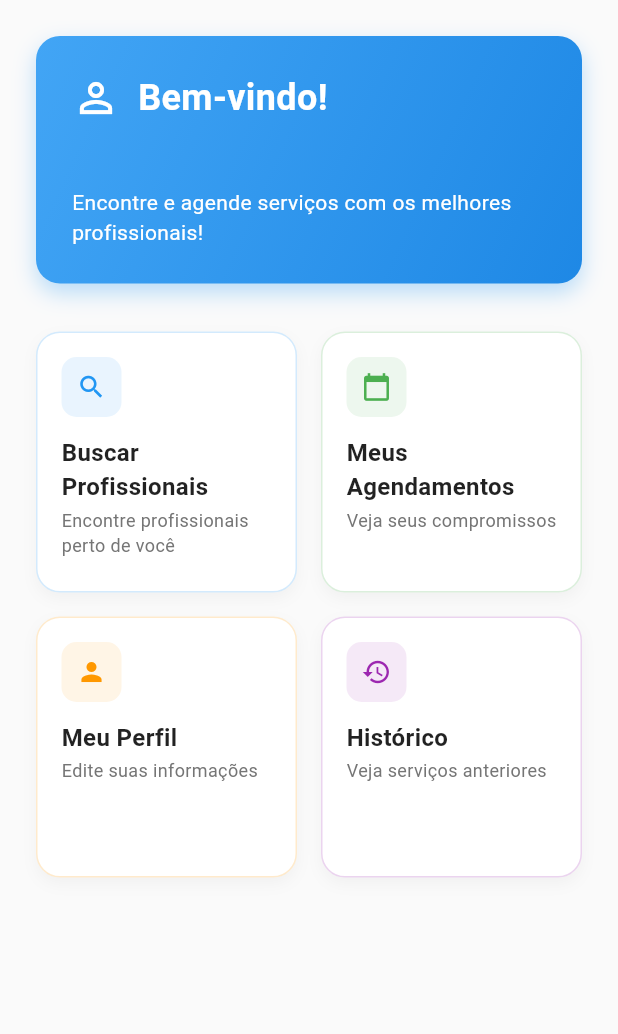
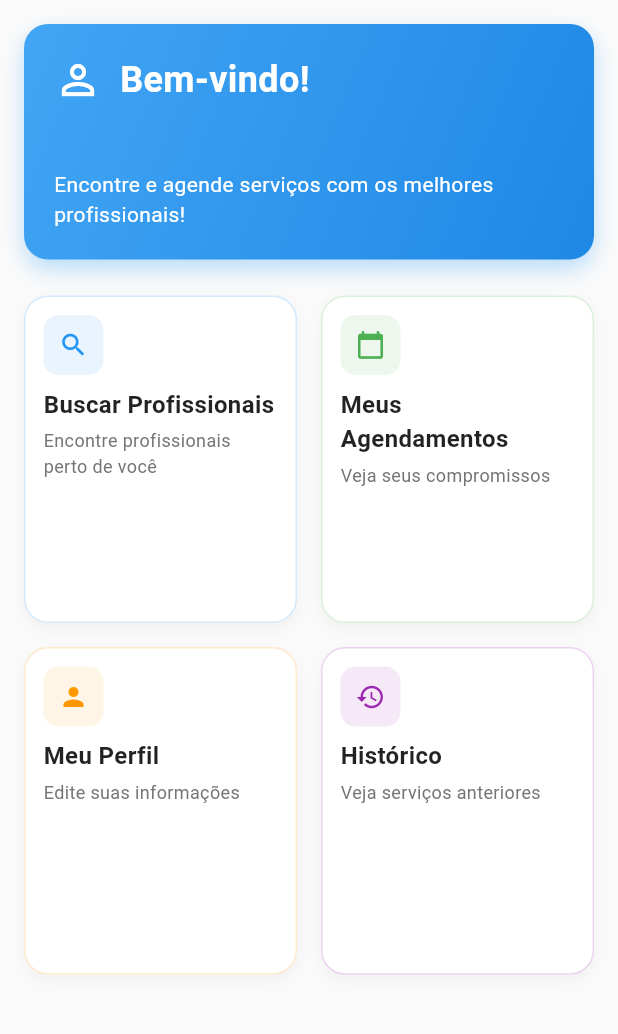
Before and after one commit to franciscooliver/AgendeMe, a Flutter app: the ClientDashboardScreen screen opened by its route, on a phone screen of 412 x 824 dp, the part 84-1118 px from its top. Run offline on Flutter 3.47's test engine with Material 3 defaults, Android fonts, the phone set to English and light mode, and no system bars; our stand-ins replace cached_network_image, cloud_firestore, connectivity_plus, dartz, equatable, firebase_auth and 9 more; accounts and stored records are empty.

Commit message:
feat(cache): implementa invalidação de cache robusta e correção de renderização
- Implementa estratégias avançadas de invalidação de cache:
  * Invalidação baseada em timestamp com verificação de expiração
  * Invalidação explícita após modificações de dados (perfil, serviços, clientes)
  * Invalidação em lote para operações relacionadas
  * Invalidação por prefixo para limpeza seletiva

- Adiciona tratamento robusto de erros para operações GetStorage:
  * Try-catch em todas as operações com logs detalhados
  * Fallback para dados remotos quando cache falha
  * Limpeza automática de cache corrompido
  * Métodos de verificação de integridade

- Corrige erro de renderização no dashboard do cliente:
  * Implementa LayoutBuilder para cálculo dinâmico do aspect ratio
  * Adiciona suporte responsivo para orientação landscape/portrait
  * Usa Flexible widgets para textos nos cards
  * Garante compatibilidade com diferentes densidades de tela

- Melhora CacheFirstHelper com novos métodos:
  * invalidateSpecificCache, invalidateRelatedCaches
  * invalidateUserCache, cleanupCorruptedCache
  * getCacheInfo para monitoramento

- Atualiza controllers para invalidação automática:
  * UserProfileController: após updates e upload de foto
  * ServiceController: após CRUD de serviços
  * ClientController: após modificações de clientes

Relacionado à tarefa TaskMaster #41.5

```diff
--- a/lib/core/domain/services/i_local_cache_service.dart
+++ b/lib/core/domain/services/i_local_cache_service.dart
@@ -41,4 +41,18 @@ abstract class ILocalCacheService {
 
   /// Invalida cache específico (remove dados e timestamp)
   Future<void> invalidateCache(String key);
+
+  // === MÉTODOS AVANÇADOS DE INVALIDAÇÃO ===
+
+  /// Invalida múltiplos caches de uma vez
+  Future<void> invalidateMultipleCaches(List<String> keys);
+
+  /// Invalida todos os caches que começam com um prefixo específico
+  Future<void> invalidateCacheByPrefix(String prefix);
+
+  /// Verifica a integridade do cache e limpa dados corrompidos
+  Future<void> cleanupCorruptedCache();
+
+  /// Obtém informações sobre o cache (tamanho, idade, etc.)
+  Map<String, dynamic> getCacheInfo();
 }
--- a/lib/features/home/presentation/pages/client_dashboard_screen.dart
+++ b/lib/features/home/presentation/pages/client_dashboard_screen.dart
@@ -36,21 +36,34 @@ class ClientDashboardScreen extends StatelessWidget {
       ),
       body: SafeArea(
         child: Padding(
-          padding: const EdgeInsets.all(24.0),
+          padding: const EdgeInsets.all(16.0), // Reduzido de 24 para 16
           child: Column(
             crossAxisAlignment: CrossAxisAlignment.start,
             children: [
               // Header de boas-vindas
               _buildWelcomeHeader(authController),
 
-              const SizedBox(height: 32),
+              const SizedBox(height: 24), // Aumentado para dar mais espaço
 
               // Cards de funcionalidades principais
               Expanded(
-                child: GridView.count(
+                child: LayoutBuilder(
+                  builder: (context, constraints) {
+                    // Calcula o aspect ratio dinamicamente baseado no tamanho da tela
+                    final screenWidth = MediaQuery.of(context).size.width;
+                    final screenHeight = MediaQuery.of(context).size.height;
+                    final isLandscape = screenWidth > screenHeight;
+
+                    // Ajusta baseado na orientação e tamanho da tela
+                    final cardWidth = (screenWidth - 48) / 2; // 48 = padding + spacing
+                    final baseHeight = isLandscape ? cardWidth * 0.8 : cardWidth * 1.2;
+                    final aspectRatio = cardWidth / baseHeight;
+
+                    return GridView.count(
                       crossAxisCount: 2,
                       crossAxisSpacing: 16,
                       mainAxisSpacing: 16,
+                      childAspectRatio: aspectRatio, // Calculado dinamicamente
                       children: [
                     _buildFeatureCard(
                       icon: Icons.search,
@@ -98,6 +111,8 @@ class ClientDashboardScreen extends StatelessWidget {
                       },
                     ),
                       ],
+                    );
+                  },
                 ),
               ),
             ],
@@ -110,7 +125,7 @@ class ClientDashboardScreen extends StatelessWidget {
   Widget _buildWelcomeHeader(AuthController authController) {
     return Container(
       width: double.infinity,
-      padding: const EdgeInsets.all(24),
+      padding: const EdgeInsets.all(20), // Aumentado para dar mais espaço
       decoration: BoxDecoration(
         gradient: LinearGradient(
           colors: [Colors.blue.shade400, Colors.blue.shade600],
@@ -136,31 +151,31 @@ class ClientDashboardScreen extends StatelessWidget {
                 color: Colors.white,
                 size: 32,
               ),
-              const SizedBox(width: 12),
+              const SizedBox(width: 12), // Restaura tamanho original
               const Text(
                 'Bem-vindo!',
                 style: TextStyle(
                   color: Colors.white,
-                  fontSize: 24,
+                  fontSize: 24, // Restaura tamanho original
                   fontWeight: FontWeight.bold,
                 ),
               ),
             ],
           ),
-          const SizedBox(height: 8),
+          const SizedBox(height: 8), // Restaura tamanho original
           Text(
             authController.currentUser?.email ?? 'Cliente',
             style: const TextStyle(
               color: Colors.white,
-              fontSize: 16,
+              fontSize: 16, // Restaura tamanho original
             ),
           ),
-          const SizedBox(height: 12),
+          const SizedBox(height: 12), // Restaura tamanho original
           const Text(
             'Encontre e agende serviços com os melhores profissionais!',
             style: TextStyle(
               color: Colors.white,
-              fontSize: 14,
+              fontSize: 14, // Restaura tamanho original
             ),
           ),
         ],
@@ -191,44 +206,48 @@ class ClientDashboardScreen extends StatelessWidget {
           ],
         ),
         child: Padding(
-          padding: const EdgeInsets.all(16),
+          padding: const EdgeInsets.all(12), // Aumentado para dar mais espaço
           child: Column(
             crossAxisAlignment: CrossAxisAlignment.start,
             mainAxisSize: MainAxisSize.min,
             children: [
               Container(
-                width: 40,
-                height: 40,
+                width: 40, // Restaura tamanho original
+                height: 40, // Restaura tamanho original
                 decoration: BoxDecoration(
                   color: color.withValues(alpha: 0.1),
-                  borderRadius: BorderRadius.circular(10),
+                  borderRadius: BorderRadius.circular(10), // Restaura tamanho original
                 ),
                 child: Icon(
                   icon,
                   color: color,
-                  size: 20,
+                  size: 20, // Restaura tamanho original
                 ),
               ),
-              const SizedBox(height: 12),
-              Text(
+              const SizedBox(height: 8), // Mantém tamanho adequado
+              Flexible( // Usa Flexible para permitir que o texto se ajuste ao espaço disponível
+                child: Text(
                   title,
                   style: const TextStyle(
-                  fontSize: 16,
+                    fontSize: 16, // Restaura tamanho original
                     fontWeight: FontWeight.bold,
                     color: Colors.black87,
                   ),
                   maxLines: 2,
                   overflow: TextOverflow.ellipsis,
                 ),
-              const SizedBox(height: 2),
-              Text(
+              ),
+              const SizedBox(height: 4), // Mantém espaçamento adequado
+              Flexible( // Usa Flexible para permitir que o texto se ajuste ao espaço disponível
+                child: Text(
                   subtitle,
                   style: TextStyle(
-                  fontSize: 12,
+                    fontSize: 12, // Restaura tamanho original
                     color: Colors.grey[600],
                   ),
-                maxLines: 2,
+                  maxLines: 2, // Restaura para 2 linhas
                   overflow: TextOverflow.ellipsis,
+                ),
               ),
             ],
           ),
```
Also changed, not shown: lib/core/data/helpers/cache_first_helper.dart (+54 -0 lines), lib/core/data/services/local_cache_service_impl.dart (+119 -0 lines), lib/features/client_management/presentation/controllers/client_controller.dart (+30 -0 lines), lib/features/services/presentation/controllers/service_controller.dart (+35 -0 lines), lib/features/user_profile/presentation/controllers/user_profile_controller.dart (+21 -0 lines). Lines whose indentation alone changed are shown as unchanged.
